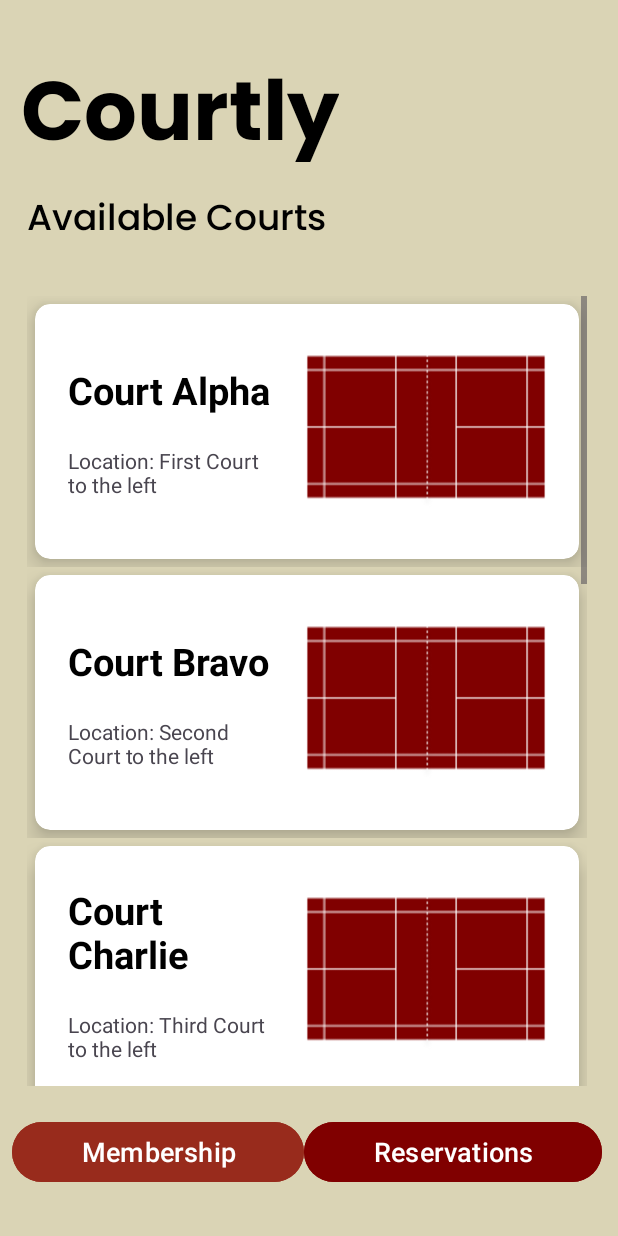
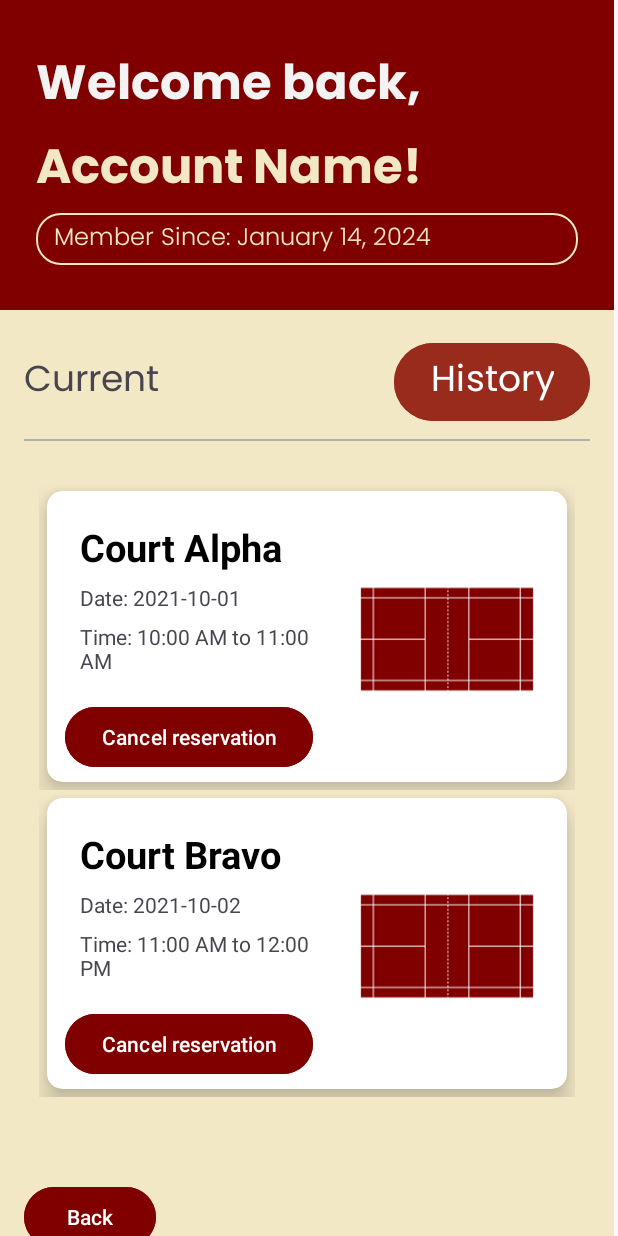
Before and after one commit to MrRyushi/Courtly, an Android app: the CurrentReservations screen opened directly, with no data from a screen before it, on a phone screen of 412 x 824 dp. Run offline under Robolectric (Android 15) with nearby library versions, the phone set to English and light mode, and no system bars.

Commit message:
added current reservations page and separated it from the history page

```diff
--- a/app/src/main/AndroidManifest.xml
+++ b/app/src/main/AndroidManifest.xml
@@ -13,13 +13,16 @@
         android:theme="@style/Theme.MOBDEVEMCO"
         tools:targetApi="31">
         <activity
+            android:name=".CurrentReservations"
+            android:exported="false" />
+        <activity
             android:name=".ReservationsHistory"
             android:exported="false" />
         <activity
             android:name=".MainActivity2"
             android:exported="false" />
         <activity
-            android:name=".CourtReservation"
+            android:name=".ReserveACourt"
             android:exported="false" />
         <activity
             android:name=".Home"
--- a/app/src/main/java/com/example/mobdevemco/CourtAdapter.java
+++ b/app/src/main/java/com/example/mobdevemco/CourtAdapter.java
@@ -44,7 +44,7 @@ public class CourtAdapter extends RecyclerView.Adapter<CourtAdapter.ViewHolder>
             @Override
             public void onClick(View v) {
                 /* Remove this and replace it with an intent call*/
-                Intent i = new Intent(context, CourtReservation.class);
+                Intent i = new Intent(context, ReserveACourt.class);
                 i.putExtra("courtName", courtDataList.getCourtName());
                 i.putExtra("courtLocation", courtDataList.getCourtLocation());
                 i.putExtra("courtImage", courtDataList.getCourtImage());
--- a/app/src/main/java/com/example/mobdevemco/Home.java
+++ b/app/src/main/java/com/example/mobdevemco/CurrentReservations.java
@@ -1,6 +1,5 @@
 package com.example.mobdevemco;
 
-import android.app.Activity;
 import android.content.Intent;
 import android.os.Bundle;
 import android.view.View;
@@ -17,18 +16,21 @@ import androidx.core.view.WindowInsetsCompat;
 import androidx.recyclerview.widget.LinearLayoutManager;
 import androidx.recyclerview.widget.RecyclerView;
 
-public class Home extends AppCompatActivity {
-
-    public String courtName;
+public class CurrentReservations extends AppCompatActivity {
+    private ReservationData[] currentReservationData;
+    private CurrentReservationsAdapter reservationAdapter;
     private ActivityResultLauncher<Intent> myActivityResultLauncher;
-    private CourtData[] courtData;
-    private CourtAdapter courtAdapter;
 
     @Override
     protected void onCreate(Bundle savedInstanceState) {
         super.onCreate(savedInstanceState);
         EdgeToEdge.enable(this);
-        setContentView(R.layout.activity_home);
+        setContentView(R.layout.activity_current_reservations);
+        ViewCompat.setOnApplyWindowInsetsListener(findViewById(R.id.main), (v, insets) -> {
+            Insets systemBars = insets.getInsets(WindowInsetsCompat.Type.systemBars());
+            v.setPadding(systemBars.left, systemBars.top, systemBars.right, systemBars.bottom);
+            return insets;
+        });
 
         RecyclerView recyclerView = findViewById(R.id.recyclerView);
         recyclerView.setHasFixedSize(true);
@@ -47,26 +49,21 @@ public class Home extends AppCompatActivity {
                     }
                 });
 
-        courtData = new CourtData[]{
-                new CourtData("Court Alpha", "First Court to the left" ,R.drawable.court),
-                new CourtData("Court Bravo", "Second Court to the left", R.drawable.court),
-                new CourtData("Court Charlie", "Third Court to the left", R.drawable.court),
-                new CourtData("Court Delta", "Fourth Court to the left", R.drawable.court),
-                new CourtData("Court Echo", "First Court to the right", R.drawable.court),
-                new CourtData("Court Foxtrot", "Second Court to the right", R.drawable.court),
-                new CourtData("Court Golf", "Third Court to the right", R.drawable.court),
-                new CourtData("Court Hotel", "Fourth Court to the right", R.drawable.court),
+        currentReservationData = new ReservationData[]{
+                new ReservationData("Court Alpha", "2021-10-01", "10:00 AM to 11:00 AM"),
+                new ReservationData("Court Bravo", "2021-10-02", "11:00 AM to 12:00 PM"),
         };
 
-        courtAdapter = new CourtAdapter(courtData, Home.this, myActivityResultLauncher);
-        recyclerView.setAdapter(courtAdapter);
+        reservationAdapter = new CurrentReservationsAdapter(currentReservationData, CurrentReservations.this);
+        recyclerView.setAdapter(reservationAdapter);
     }
 
-    public void handleReservationsBtnClick(View view) {
-        Intent intent = new Intent(Home.this, ReservationsHistory.class);
+    public void handleBackButtonClick(View view) {
+        finish();
+    }
+
+    public void handleHistoryButtonClick(View view) {
+        Intent intent = new Intent(CurrentReservations.this, ReservationsHistory.class);
         myActivityResultLauncher.launch(intent);
     }
-
-
-
 }
--- /dev/null
+++ b/app/src/main/java/com/example/mobdevemco/CurrentReservationsAdapter.java
@@ -0,0 +1,56 @@
+package com.example.mobdevemco;
+
+import android.content.Context;
+import android.view.LayoutInflater;
+import android.view.View;
+import android.view.ViewGroup;
+import android.widget.TextView;
+
+import androidx.annotation.NonNull;
+import androidx.recyclerview.widget.RecyclerView;
+
+public class CurrentReservationsAdapter extends RecyclerView.Adapter<CurrentReservationsAdapter.ViewHolder>{
+    ReservationData[] reservationData;
+    Context context;
+
+    public CurrentReservationsAdapter(ReservationData[] reservationData, CurrentReservations mainActivity) {
+        this.reservationData = reservationData;
+        this.context = mainActivity;
+    }
+
+
+    @NonNull
+    @Override
+    public CurrentReservationsAdapter.ViewHolder onCreateViewHolder(@NonNull ViewGroup parent, int viewType) {
+        LayoutInflater layoutInflater = LayoutInflater.from(parent.getContext());
+        View view = layoutInflater.inflate(R.layout.reservation_item_list_current,parent,false);
+        CurrentReservationsAdapter.ViewHolder viewHolder = new CurrentReservationsAdapter.ViewHolder(view);
+        return viewHolder;
+    }
+
+    @Override
+    public void onBindViewHolder(@NonNull CurrentReservationsAdapter.ViewHolder holder, int position) {
+        final ReservationData reservationDataList = reservationData[position];
+        holder.courtName.setText(reservationDataList.getCourtNname());
+        holder.reservationDate.setText("Date: " + reservationDataList.getReservationDdate());
+        holder.reservationTime.setText("Time: " + reservationDataList.getReservationTime());
+    }
+
+    @Override
+    public int getItemCount() {
+        return reservationData.length;
+    }
+
+    public class ViewHolder extends RecyclerView.ViewHolder{
+        TextView courtName;
+        TextView reservationDate;
+        TextView reservationTime;
+
+        public ViewHolder(@NonNull View itemView) {
+            super(itemView);
+            courtName = itemView.findViewById(R.id.courtName);
+            reservationDate = itemView.findViewById(R.id.reservationDate);
+            reservationTime = itemView.findViewById(R.id.reservationTime);
+        }
+    }
+}
--- a/app/src/main/java/com/example/mobdevemco/CourtReservation.java
+++ b/app/src/main/java/com/example/mobdevemco/ReserveACourt.java
@@ -15,7 +15,7 @@ import androidx.core.view.ViewCompat;
 import androidx.core.view.WindowInsetsCompat;
 import java.util.ArrayList;
 
-public class CourtReservation extends AppCompatActivity {
+public class ReserveACourt extends AppCompatActivity {
 
     private CheckBox time6amTo7am, time7amTo8am, time8amTo9am, time9amTo10am, time10amTo11am, time11amTo12pm, time12pmTo1pm,
             time1pmTo2pm, time2pmTo3pm, time3pmTo4pm, time4pmTo5pm, time5pmTo6pm, time6pmTo7pm, time7pmTo8pm;
--- a/app/src/main/res/layout/activity_court_reservation.xml
+++ b/app/src/main/res/layout/activity_court_reservation.xml
@@ -6,7 +6,7 @@
     android:layout_width="match_parent"
     android:layout_height="match_parent"
     android:background="#DAD4B5"
-    tools:context=".CourtReservation">
+    tools:context=".ReserveACourt">
 
     <FrameLayout
         android:layout_width="match_parent"
--- /dev/null
+++ b/app/src/main/res/layout/activity_current_reservations.xml
@@ -0,0 +1,130 @@
+<?xml version="1.0" encoding="utf-8"?>
+<androidx.constraintlayout.widget.ConstraintLayout xmlns:android="http://schemas.android.com/apk/res/android"
+    xmlns:app="http://schemas.android.com/apk/res-auto"
+    xmlns:tools="http://schemas.android.com/tools"
+    android:id="@+id/main"
+    android:layout_width="match_parent"
+    android:layout_height="match_parent"
+    tools:context=".ReservationsHistory">
+
+    <LinearLayout
+        android:layout_width="409dp"
+        android:layout_height="889dp"
+        android:orientation="vertical"
+        android:background="#F2E8C6">
+
+        <LinearLayout
+            android:layout_width="match_parent"
+            android:layout_height="wrap_content"
+            android:background="#800000"
+            android:orientation="vertical"
+            android:paddingHorizontal="24dp"
+            android:paddingVertical="30dp">
+
+            <TextView
+                android:id="@+id/welcomeBack"
+                android:layout_width="match_parent"
+                android:layout_height="wrap_content"
+                android:fontFamily="@font/poppins_bold"
+                android:text="Welcome back,"
+                android:textColor="#F3F3F3"
+                android:textSize="32dp" />
+
+            <TextView
+                android:id="@+id/accountName"
+                android:layout_width="match_parent"
+                android:layout_height="wrap_content"
+                android:fontFamily="@font/poppins_bold"
+                android:text="Account Name!"
+                android:textColor="#F2E8C6"
+                android:textSize="32dp" />
+
+            <TextView
+                android:id="@+id/memberSince"
+                android:layout_width="match_parent"
+                android:layout_height="wrap_content"
+                android:background="@drawable/rounded_border"
+                android:fontFamily="@font/poppins_light"
+                android:paddingStart="12dp"
+                android:paddingVertical="4dp"
+                android:text="Member Since: January 14, 2024"
+                android:textColor="#F2E8C6"
+                android:textSize="16dp" />
+
+        </LinearLayout>
+
+        <LinearLayout
+            android:layout_width="match_parent"
+            android:layout_height="wrap_content"
+            android:orientation="vertical"
+            android:paddingHorizontal="16dp"
+            android:paddingBottom="5dp"
+            android:paddingTop="18dp">
+
+            <LinearLayout
+                android:layout_width="match_parent"
+                android:layout_height="wrap_content"
+                android:orientation="horizontal"
+                android:gravity="center_vertical">
+
+                <TextView
+                    android:id="@+id/textView5"
+                    android:layout_width="wrap_content"
+                    android:layout_height="wrap_content"
+                    android:layout_weight="1"
+                    android:fontFamily="@font/poppins_regular"
+                    android:text="Current"
+                    android:textSize="24dp" />
+
+                <Button
+                    android:id="@+id/historyBtn"
+                    android:layout_width="wrap_content"
+                    android:layout_height="wrap_content"
+                    android:fontFamily="@font/poppins_regular"
+                    android:backgroundTint="#982B1C"
+                    android:onClick="handleHistoryButtonClick"
+                    android:textSize="24dp"
+                    android:text="History" />
+            </LinearLayout>
+
+
+            <!-- Horizontal line (divider) -->
+            <View
+                android:layout_width="match_parent"
+                android:layout_height="1dp"
+                android:layout_marginVertical="8dp"
+                android:background="#B0B0B0" />
+
+            <androidx.recyclerview.widget.RecyclerView
+                android:id="@+id/recyclerView"
+                android:layout_width="match_parent"
+                android:layout_height="460dp"
+                android:layout_marginTop="10dp"
+                android:layout_marginBottom="10dp"
+                android:background="#F2E8C6"
+                android:padding="10dp"
+                android:scrollbars="vertical" />
+
+        </LinearLayout>
+
+        <LinearLayout
+            android:layout_width="wrap_content"
+            android:layout_height="wrap_content"
+            android:paddingHorizontal="16dp"
+            android:orientation="horizontal">
+
+            <Button
+                android:id="@+id/backBtn"
+                android:layout_width="wrap_content"
+                android:layout_height="wrap_content"
+                android:layout_weight="1"
+                android:onClick="handleBackButtonClick"
+                android:backgroundTint="#800000"
+                android:text="Back" />
+
+
+        </LinearLayout>
+
+    </LinearLayout>
+
+</androidx.constraintlayout.widget.ConstraintLayout>
--- /dev/null
+++ b/app/src/main/res/layout/reservation_item_list_current.xml
@@ -0,0 +1,69 @@
+<?xml version="1.0" encoding="utf-8"?>
+<LinearLayout xmlns:android="http://schemas.android.com/apk/res/android"
+    android:layout_width="match_parent"
+    xmlns:app="http://schemas.android.com/apk/res-auto"
+    android:orientation="vertical"
+    android:layout_height="wrap_content">
+    <androidx.cardview.widget.CardView
+        android:layout_width="match_parent"
+        android:layout_height="194dp"
+        android:layout_margin="5dp"
+        app:cardBackgroundColor="#FFFFFF"
+        app:cardCornerRadius="10dp"
+        app:cardElevation="10dp">
+        <LinearLayout
+            android:layout_width="match_parent"
+            android:layout_height="wrap_content"
+            android:orientation="horizontal"
+            android:paddingHorizontal="12dp">
+            <LinearLayout
+                android:layout_width="match_parent"
+                android:layout_height="205dp"
+                android:layout_weight="1"
+                android:gravity="center"
+                android:orientation="vertical">
+                <TextView
+                    android:id="@+id/courtName"
+                    android:layout_width="match_parent"
+                    android:layout_height="wrap_content"
+                    android:layout_marginHorizontal="10dp"
+                    android:layout_marginVertical="3dp"
+                    android:text="Court Name"
+                    android:textColor="#000"
+                    android:textSize="25sp"
+                    android:textStyle="bold" />
+                <TextView
+                    android:id="@+id/reservationDate"
+                    android:layout_width="match_parent"
+                    android:layout_height="wrap_content"
+                    android:layout_marginHorizontal="10dp"
+                    android:layout_marginVertical="3dp"
+                    android:text="Date:" />
+                <TextView
+                    android:id="@+id/reservationTime"
+                    android:layout_width="match_parent"
+                    android:layout_height="wrap_content"
+                    android:layout_marginHorizontal="10dp"
+                    android:layout_marginVertical="3dp"
+                    android:text="Time:" />
+                <Space
+                    android:layout_width="match_parent"
+                    android:layout_height="14dp" />
+                <Button
+                    android:id="@+id/cancelBtn"
+                    android:layout_width="wrap_content"
+                    android:layout_height="wrap_content"
+                    android:layout_gravity="left"
+                    android:layout_weight="0"
+                    android:backgroundTint="#800000"
+                    android:text="Cancel reservation" />
+            </LinearLayout>
+            <ImageView
+                android:id="@+id/courtImage"
+                android:layout_width="116dp"
+                android:layout_height="182dp"
+                android:layout_margin="10dp"
+                android:src="@drawable/court" />
+        </LinearLayout>
+    </androidx.cardview.widget.CardView>
+</LinearLayout>
```
